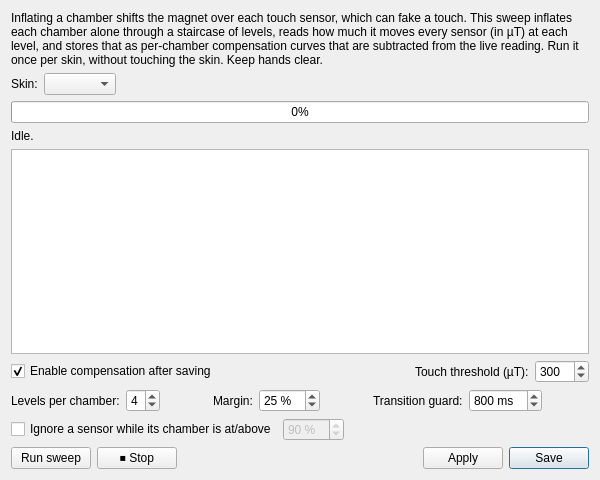
Before: the Qt Designer form src/gui/ui/touch_calibration_dialog.ui in techandpeople/SoftEdIBO, drawn with Qt 5.
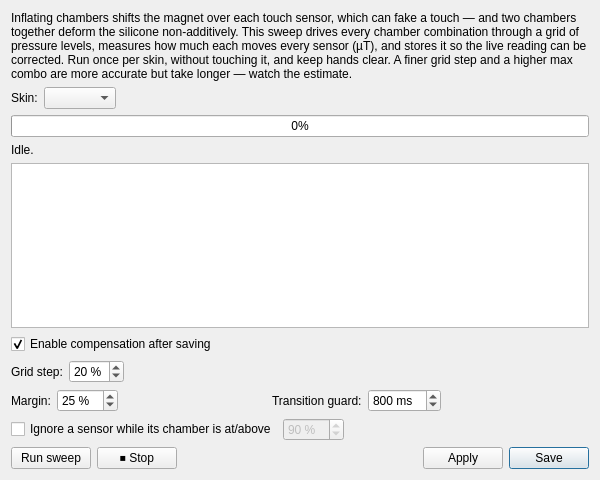
After: the same form once the commit is applied.

Commit message: Better touch coupling & thymio without lag

```diff
--- a/src/gui/ui/touch_calibration_dialog.ui
+++ b/src/gui/ui/touch_calibration_dialog.ui
@@ -16,7 +16,7 @@
    <item>
     <widget class="QLabel" name="intro_label">
      <property name="wordWrap"><bool>true</bool></property>
-     <property name="text"><string>Inflating a chamber shifts the magnet over each touch sensor, which can fake a touch. This sweep inflates each chamber alone through a staircase of levels, reads how much it moves every sensor (in µT) at each level, and stores that as per-chamber compensation curves that are subtracted from the live reading. Run it once per skin, without touching the skin. Keep hands clear.</string></property>
+     <property name="text"><string>Inflating chambers shifts the magnet over each touch sensor, which can fake a touch — and two chambers together deform the silicone non-additively. This sweep drives every chamber combination through a grid of pressure levels, measures how much each moves every sensor (µT), and stores it so the live reading can be corrected. Run once per skin, without touching it, and keep hands clear. A finer grid step and a higher max combo are more accurate but take longer — watch the estimate.</string></property>
     </widget>
    </item>
    <item>
@@ -71,43 +71,42 @@
        <property name="sizeHint" stdset="0"><size><width>40</width><height>20</height></size></property>
       </spacer>
      </item>
+    </layout>
+   </item>
+   <item>
+    <layout class="QHBoxLayout" name="grid_row">
      <item>
-      <widget class="QLabel" name="threshold_label">
-       <property name="text"><string>Touch threshold (µT):</string></property>
+      <widget class="QLabel" name="step_label">
+       <property name="text"><string>Grid step:</string></property>
       </widget>
      </item>
      <item>
-      <widget class="QSpinBox" name="threshold_spin">
+      <widget class="QSpinBox" name="step_spin">
        <property name="minimum"><number>10</number></property>
-       <property name="maximum"><number>5000</number></property>
-       <property name="singleStep"><number>10</number></property>
-       <property name="value"><number>300</number></property>
-       <property name="whatsThis"><string>After compensation, a sensor counts as touched when its residual reaches this many µT. Lower = more sensitive.</string></property>
+       <property name="maximum"><number>50</number></property>
+       <property name="singleStep"><number>5</number></property>
+       <property name="value"><number>20</number></property>
+       <property name="suffix"><string> %</string></property>
+       <property name="toolTip"><string>Pressure grid spacing each chamber is held at (e.g. 20 % → 20/40/60/80/100 %). Smaller = finer = more accurate, but a much longer sweep.</string></property>
+       <property name="whatsThis"><string>How far apart the pressure levels are that each chamber is held at during the sweep — e.g. 20 % measures 20/40/60/80/100 %. A finer step captures the nonlinear silicone response more precisely, so compensation is accurate at partial inflation too, but multiplies the number of states (and the time) sharply. Levels below the inflated threshold are skipped; the rest point (0 %) is always included.</string></property>
+      </widget>
+     </item>
+     <item>
+      <spacer name="grid_spacer1">
+       <property name="orientation"><enum>Qt::Horizontal</enum></property>
+       <property name="sizeHint" stdset="0"><size><width>20</width><height>20</height></size></property>
+      </spacer>
+     </item>
+     <item>
+      <widget class="QLabel" name="est_label">
+       <property name="text"><string/></property>
+       <property name="toolTip"><string>Estimated states and wall-clock time for the current grid step and max combo. Adjust them to trade accuracy for time.</string></property>
       </widget>
      </item>
     </layout>
    </item>
    <item>
     <layout class="QHBoxLayout" name="advanced_row">
-     <item>
-      <widget class="QLabel" name="levels_label">
-       <property name="text"><string>Levels per chamber:</string></property>
-      </widget>
-     </item>
-     <item>
-      <widget class="QSpinBox" name="levels_spin">
-       <property name="minimum"><number>1</number></property>
-       <property name="maximum"><number>5</number></property>
-       <property name="value"><number>4</number></property>
-       <property name="whatsThis"><string>How many inflation levels to hold per chamber during the sweep (evenly spaced up to 100 %). More levels capture the nonlinear silicone response as a curve, so compensation is accurate at partial inflation too; 1 reproduces the old full-inflation-only matrix. 4 ≈ 25/50/75/100 %.</string></property>
-      </widget>
-     </item>
-     <item>
-      <spacer name="advanced_spacer1">
-       <property name="orientation"><enum>Qt::Horizontal</enum></property>
-       <property name="sizeHint" stdset="0"><size><width>20</width><height>20</height></size></property>
-      </spacer>
-     </item>
      <item>
       <widget class="QLabel" name="margin_label">
        <property name="text"><string>Margin:</string></property>
```
Left out of the diff: 12 changed lines with no effect on the pictures. The commit also changes 42 other files.
